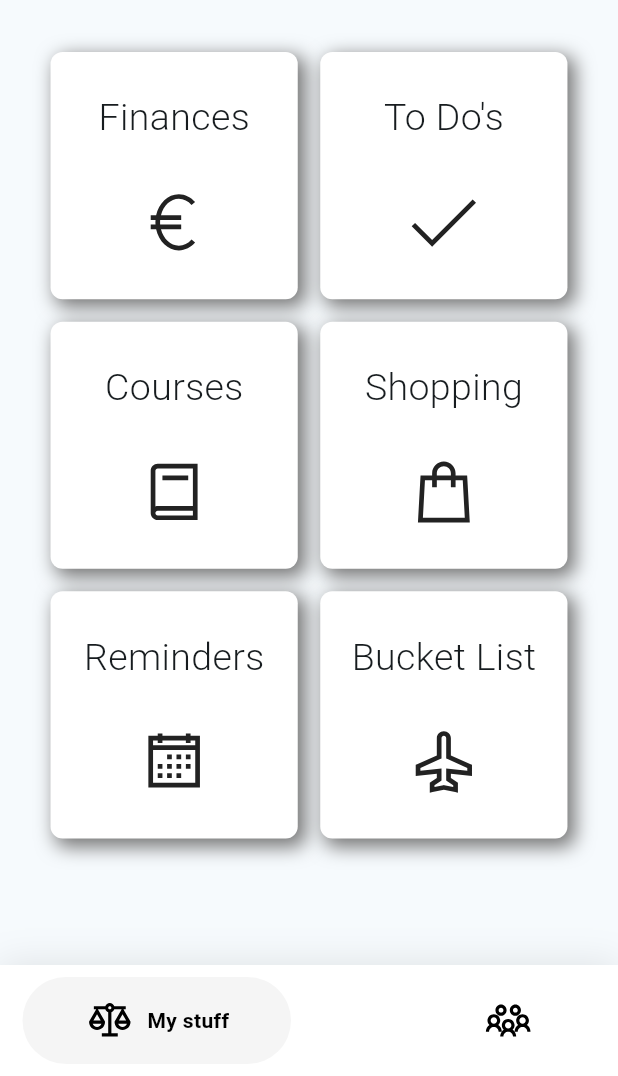
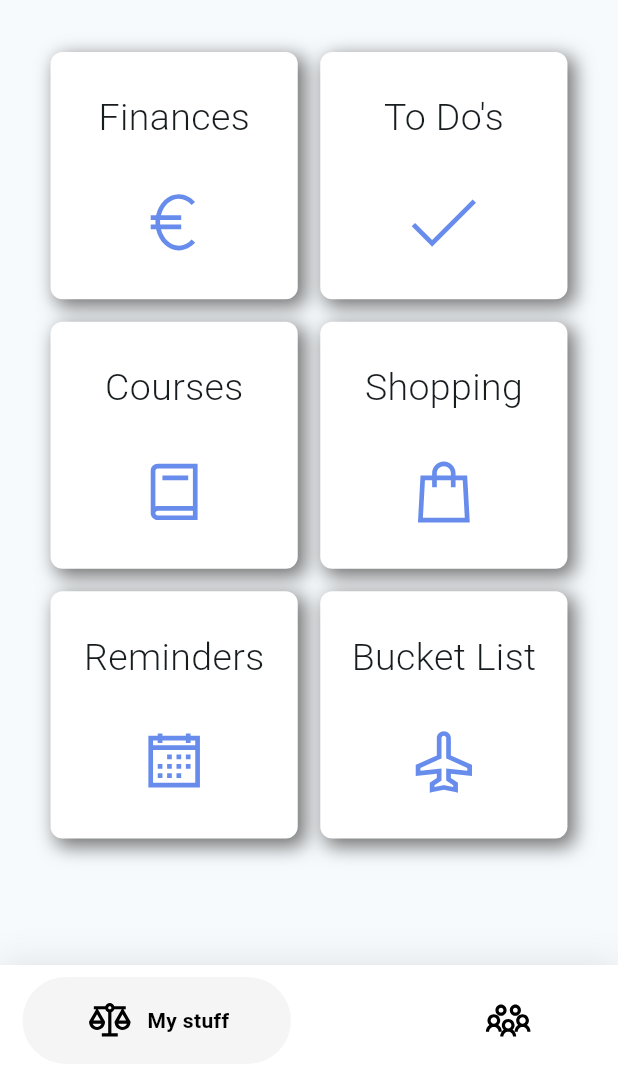
Before and after one commit to LouaiMaayah/studi_life, a Flutter app: the screen it shows after launch, on a phone screen of 412 x 824 dp, the part 160-1236 px from its top. Run offline on Flutter 3.47's test engine with Material 2 defaults, Android fonts, the phone set to English and light mode, and no system bars; drawn by our look-alikes of google_nav_bar; our stand-ins replace line_icons.

Commit message:
finished first design

```diff
--- a/lib/requirments_page/components.dart
+++ b/lib/requirments_page/components.dart
@@ -43,6 +43,7 @@ class GridItem extends StatelessWidget {
             Icon(
               icon,
               size: 50,
+              color: Color.fromRGBO(1, 64, 224, 0.6),
             ),
           ],
         ),
```
